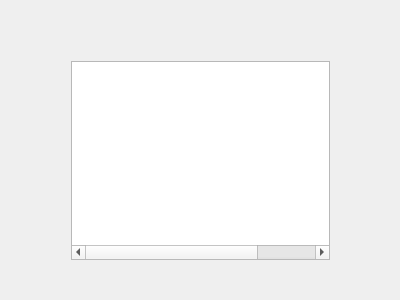
KailinLi/QChat, file QServer/qserver.ui: the form before one commit.
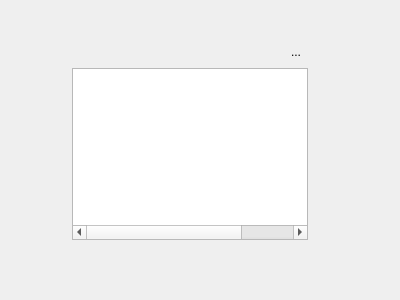
The form after the commit. Icons and pictures are not drawn.

What changed in the file:
```diff
--- a/QServer/qserver.ui
+++ b/QServer/qserver.ui
@@ -16,14 +16,16 @@
   <widget class="QWidget" name="">
    <property name="geometry">
     <rect>
-     <x>60</x>
+     <x>61</x>
      <y>30</y>
-     <width>281</width>
-     <height>241</height>
+     <width>258</width>
+     <height>221</height>
     </rect>
    </property>
    <layout class="QVBoxLayout" name="verticalLayout">
     <item>
+     <layout class="QHBoxLayout" name="horizontalLayout">
+      <item>
      <widget class="QLabel" name="showLabel">
       <property name="text">
        <string/>
@@ -31,6 +33,25 @@
      </widget>
     </item>
     <item>
+       <widget class="QToolButton" name="setToolButton">
+        <property name="text">
+         <string>...</string>
+        </property>
+        <property name="icon">
+         <iconset resource="images.qrc">
+          <normaloff>:/images/set.png</normaloff>:/images/set.png</iconset>
+        </property>
+        <property name="checkable">
+         <bool>true</bool>
+        </property>
+        <property name="autoRaise">
+         <bool>true</bool>
+        </property>
+       </widget>
+      </item>
+     </layout>
+    </item>
+    <item>
      <widget class="QTableWidget" name="UserTableWidget">
       <attribute name="horizontalHeaderVisible">
        <bool>false</bool>
```
Left out of the diff: 4 changed lines with no effect on the pictures. Lines whose indentation alone changed are shown as unchanged.
